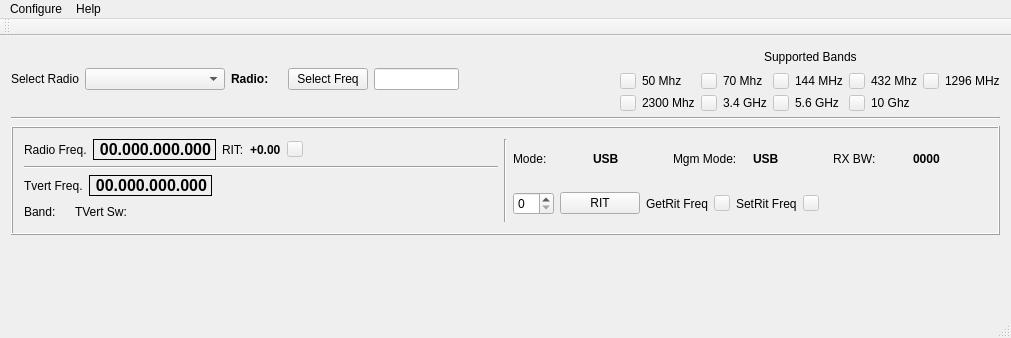
Above: mqt/MqtRigControl/rigcontrolmainwindow.ui from Rsclub22/Minos2-Mirror before the change. Below: the same form after it.
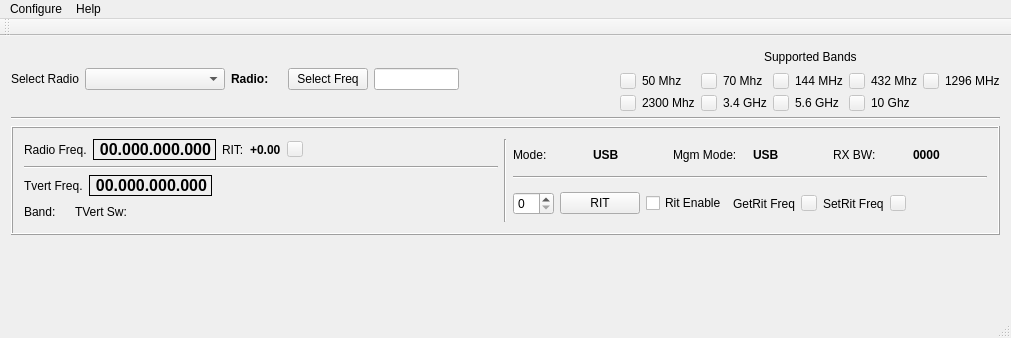
That is the form after the change. Custom widgets are drawn as their Qt base class.

```diff
--- a/mqt/MqtRigControl/rigcontrolmainwindow.ui
+++ b/mqt/MqtRigControl/rigcontrolmainwindow.ui
@@ -627,6 +627,13 @@
              </item>
             </layout>
            </item>
+           <item>
+            <widget class="Line" name="line_4">
+             <property name="orientation">
+              <enum>Qt::Horizontal</enum>
+             </property>
+            </widget>
+           </item>
            <item>
             <layout class="QHBoxLayout" name="horizontalLayout_19">
              <item>
@@ -654,6 +661,13 @@
                </item>
               </layout>
              </item>
+             <item>
+              <widget class="QCheckBox" name="ritEnableChk">
+               <property name="text">
+                <string>Rit Enable</string>
+               </property>
+              </widget>
+             </item>
              <item>
               <layout class="QHBoxLayout" name="horizontalLayout_14">
                <item>
```
